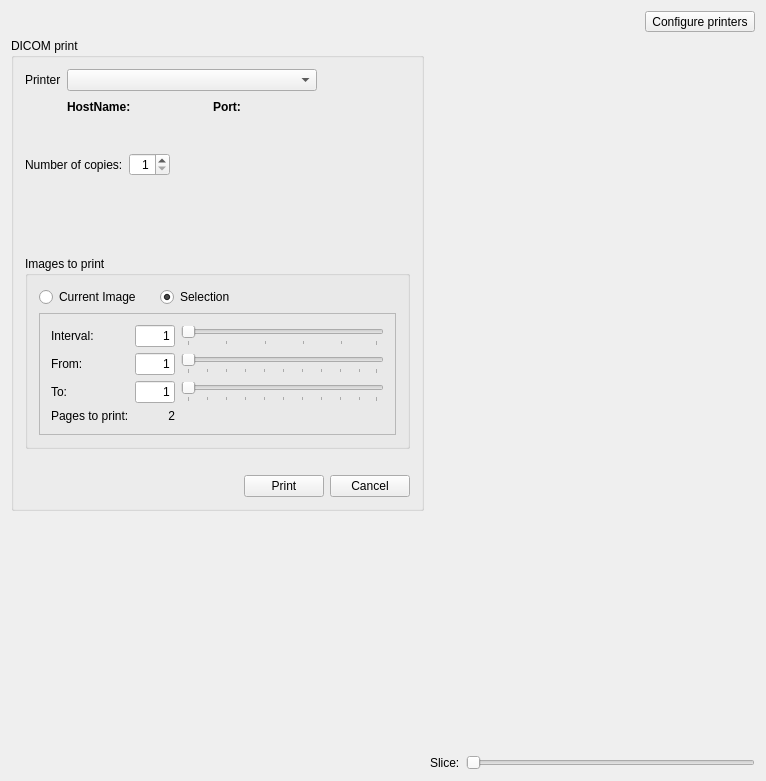
Above: starviewer/src/extensions/playground/imageprint/qimageprintextensionbase.ui from starviewer-medical/starviewer before the change. Below: the same form after it.
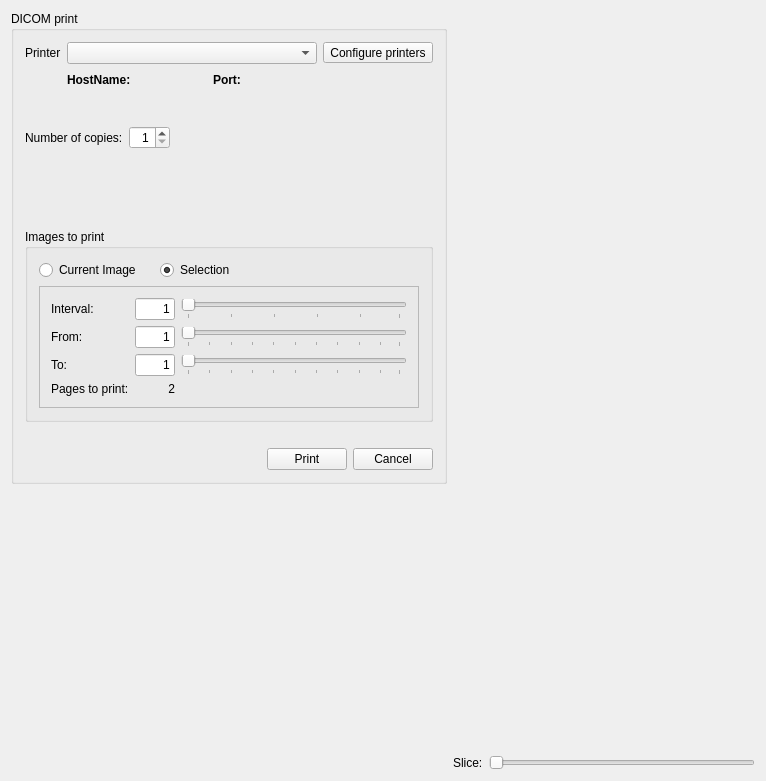
That is the form after the change. Icons and pictures are not drawn. Custom widgets are drawn as their Qt base class.

Commit message: ENH: Coloquem la icona de configuració d'impresores en un lloc més  adequat

What changed in the file:
```diff
--- a/starviewer/src/extensions/playground/imageprint/qimageprintextensionbase.ui
+++ b/starviewer/src/extensions/playground/imageprint/qimageprintextensionbase.ui
@@ -23,44 +23,7 @@
    </size>
   </property>
   <layout class="QGridLayout" name="gridLayout_5">
-   <item row="0" column="0" colspan="2">
-    <layout class="QGridLayout" name="gridLayout_4">
-     <item row="0" column="0">
-      <spacer name="horizontalSpacer_4">
-       <property name="orientation">
-        <enum>Qt::Horizontal</enum>
-       </property>
-       <property name="sizeHint" stdset="0">
-        <size>
-         <width>40</width>
-         <height>20</height>
-        </size>
-       </property>
-      </spacer>
-     </item>
-     <item row="0" column="1">
-      <widget class="QToolButton" name="m_configurationPrinterToolButton">
-       <property name="text">
-        <string>Configure printers</string>
-       </property>
-       <property name="icon">
-        <iconset resource="../../../main/main.qrc">
-         <normaloff>:/images/viewmag+.png</normaloff>:/images/viewmag+.png</iconset>
-       </property>
-       <property name="iconSize">
-        <size>
-         <width>32</width>
-         <height>32</height>
-        </size>
-       </property>
-       <property name="popupMode">
-        <enum>QToolButton::DelayedPopup</enum>
-       </property>
-      </widget>
-     </item>
-    </layout>
-   </item>
-   <item row="1" column="0">
+   <item row="0" column="0">
     <layout class="QVBoxLayout" name="verticalLayout_2">
      <item>
       <widget class="QGroupBox" name="groupBox">
@@ -76,7 +39,7 @@
        <layout class="QVBoxLayout" name="verticalLayout">
         <item>
          <layout class="QGridLayout" name="gridLayout_3">
-          <item row="0" column="0">
+          <item row="1" column="0">
            <widget class="QLabel" name="label_16">
             <property name="sizePolicy">
              <sizepolicy hsizetype="Preferred" vsizetype="Preferred">
@@ -89,7 +52,7 @@
             </property>
            </widget>
           </item>
-          <item row="0" column="2" colspan="2">
+          <item row="1" column="2" colspan="2">
            <widget class="QComboBox" name="m_selectedPrinterComboBox">
             <property name="minimumSize">
              <size>
@@ -99,20 +62,7 @@
             </property>
            </widget>
           </item>
-          <item row="0" column="4">
-           <spacer name="horizontalSpacer_11">
-            <property name="orientation">
-             <enum>Qt::Horizontal</enum>
-            </property>
-            <property name="sizeHint" stdset="0">
-             <size>
-              <width>40</width>
-              <height>20</height>
-             </size>
-            </property>
-           </spacer>
-          </item>
-          <item row="1" column="2">
+          <item row="3" column="2">
            <layout class="QHBoxLayout" name="horizontalLayout_13">
             <item>
              <widget class="QLabel" name="label_17">
@@ -162,7 +112,7 @@
             </item>
            </layout>
           </item>
-          <item row="1" column="3" colspan="2">
+          <item row="3" column="3" colspan="2">
            <spacer name="horizontalSpacer_12">
             <property name="orientation">
              <enum>Qt::Horizontal</enum>
@@ -175,13 +125,36 @@
             </property>
            </spacer>
           </item>
-          <item row="1" column="0">
+          <item row="3" column="0">
            <widget class="QLabel" name="invisibleLabel">
             <property name="text">
              <string/>
             </property>
            </widget>
           </item>
+          <item row="1" column="4">
+           <widget class="QToolButton" name="m_configurationPrinterToolButton">
+            <property name="text">
+             <string>Configure printers</string>
+            </property>
+            <property name="icon">
+             <iconset resource="../../../main/main.qrc">
+              <normaloff>:/images/viewmag+.png</normaloff>:/images/viewmag+.png</iconset>
+            </property>
+            <property name="iconSize">
+             <size>
+              <width>32</width>
+              <height>32</height>
+             </size>
+            </property>
+            <property name="popupMode">
+             <enum>QToolButton::DelayedPopup</enum>
+            </property>
+            <property name="toolButtonStyle">
+             <enum>Qt::ToolButtonIconOnly</enum>
+            </property>
+           </widget>
+          </item>
          </layout>
         </item>
         <item>
@@ -606,7 +579,7 @@
      </item>
     </layout>
    </item>
-   <item row="1" column="1">
+   <item row="0" column="1">
     <layout class="QVBoxLayout" name="verticalLayout_4">
      <item>
       <widget class="udg::Q2DViewer" name="m_2DView" native="true">
@@ -648,16 +621,16 @@
  </widget>
  <layoutdefault spacing="6" margin="11"/>
  <customwidgets>
-  <customwidget>
-   <class>udg::Q2DViewer</class>
-   <extends>QWidget</extends>
-   <header>q2dviewer.h</header>
-  </customwidget>
   <customwidget>
    <class>udg::QDicomPrinterBasicSettingsWidget</class>
    <extends>QWidget</extends>
    <header>qdicomprinterbasicsettingswidget.h</header>
   </customwidget>
+  <customwidget>
+   <class>udg::Q2DViewer</class>
+   <extends>QWidget</extends>
+   <header>q2dviewer.h</header>
+  </customwidget>
  </customwidgets>
  <resources>
   <include location="../../../main/main.qrc"/>
```
